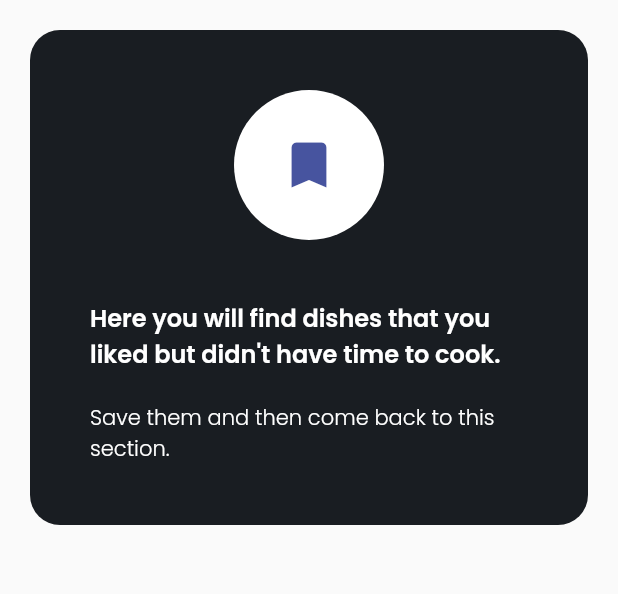
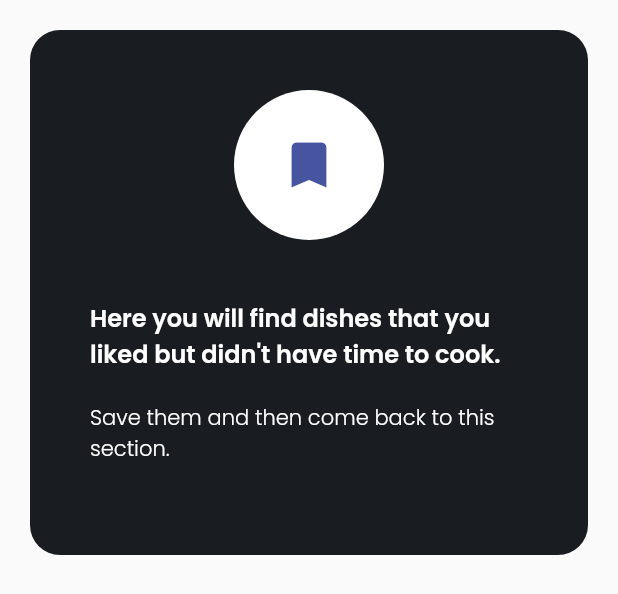
Before and after one commit to mitegj/food_match, a Flutter app: the EmptySavedMenu widget shown alone on an empty page, opened directly, on a phone screen of 412 x 824 dp. Shown: the top 594 px of the screen. Run offline on Flutter 3.47's test engine with Material 2 defaults, Android fonts, the phone set to English and light mode, and no system bars; our stand-ins replace cloud_firestore, firebase_auth, firebase_core, firebase_remote_config, fl_chart, flutter_local_notifications and 12 more; accounts and stored records are empty.

Commit message:
UI improvement

```diff
--- a/lib/dictionary/dictionary.dart
+++ b/lib/dictionary/dictionary.dart
@@ -25,8 +25,8 @@ class Messages extends Translations {
           "HAVEREAD": "I have read",
           "SLOGAN":
               "Embrace a new way to cooking your meals and discover the pleasure of cooking.",
-          "WEEKLYCAL": "Weekly calories",
-          "WEEKLYHISTORY": "Weekly history",
+          "WEEKLYCAL": "Calories consumed",
+          "WEEKLYHISTORY": "Consumed history",
           "SHOW": "Show now",
           "SETTINGS": "Settings",
           "ALLERGIES": "Allergies and intolerances",
@@ -154,8 +154,8 @@ class Messages extends Translations {
           "HAVEREAD": "Ho letto",
           "SLOGAN":
               "Abbraccia un nuovo modo di cucinare i tuoi pasti e scopri il piacere delle cucina.",
-          "WEEKLYCAL": "Calorie settimanale",
-          "WEEKLYHISTORY": "Storico settimanale",
+          "WEEKLYCAL": "Calorie consumate",
+          "WEEKLYHISTORY": "Storico consumato",
           "SHOW": "Visualizza ora",
           "SETTINGS": "Impostazioni",
           "ALLERGIES": "Allergie e intolleranze",
--- a/lib/widgets/saved/empty_saved_menu.dart
+++ b/lib/widgets/saved/empty_saved_menu.dart
@@ -13,7 +13,8 @@ class EmptySavedMenu extends StatelessWidget {
 
   @override
   Widget build(BuildContext context) {
-    return Column(
+    return SingleChildScrollView(
+      child: Column(
         children: [
           Container(
             margin: const EdgeInsets.all(20),
@@ -70,12 +71,13 @@ class EmptySavedMenu extends StatelessWidget {
                   ),
                 ),
                 const SizedBox(
-                height: 20,
+                  height: 40,
                 ),
               ],
             ),
           ),
         ],
+      ),
     );
   }
 
```
Also changed, not shown: lib/screens/statistics.dart (+4 -11 lines), lib/widgets/home/step_screen.dart (+14 -9 lines), 1 other file. Lines whose indentation alone changed are shown as unchanged.
